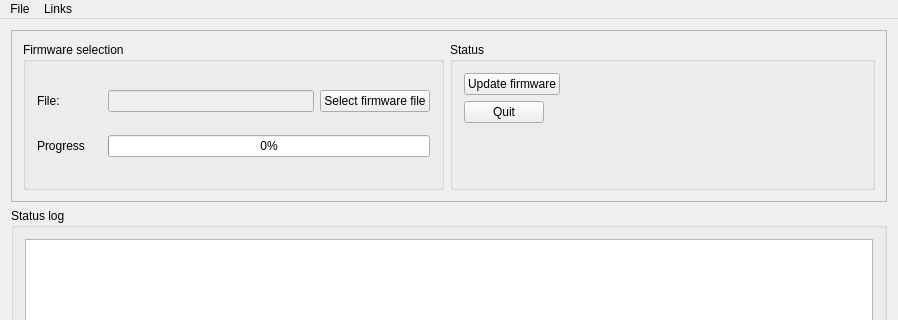
Above: mainwindow.ui from Nitrokey/nitrokey-update-tool before the change; both pictures show x 0 to 898 and y 0 to 320 of the 898 by 478 pixel window. Below: the same form after it.
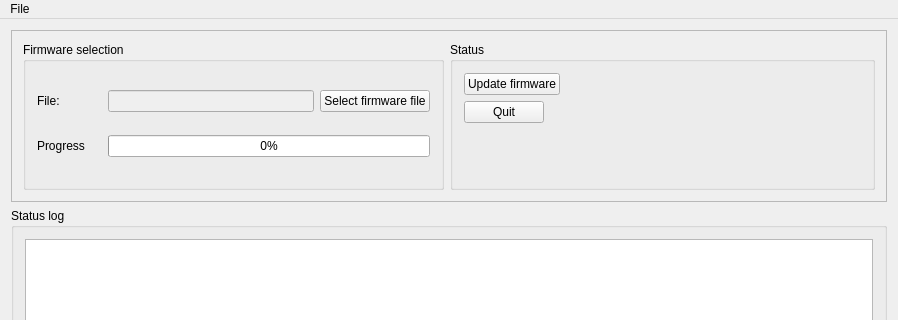
That is the form after the change.

Commit message: Remove 'Links' menu

The edit to the form file:
```diff
--- a/mainwindow.ui
+++ b/mainwindow.ui
@@ -158,18 +158,7 @@
     <addaction name="actionAbout"/>
     <addaction name="actionQuit"/>
    </widget>
-   <widget class="QMenu" name="menuLinks">
-    <property name="title">
-     <string>Links</string>
-    </property>
-    <addaction name="actionNitrokey_App"/>
-    <addaction name="actionNitrokey_Storage_firmware"/>
-    <addaction name="actionNitrokey_Update_Tool"/>
-    <addaction name="actionNitrokey_com"/>
-    <addaction name="actionNitrokey_Support_Forum"/>
-   </widget>
    <addaction name="menuFile"/>
-   <addaction name="menuLinks"/>
   </widget>
   <widget class="QStatusBar" name="statusBar"/>
   <action name="actionQuit">
```
Left out of the diff: 25 changed lines with no effect on the pictures. The commit also changes 2 other files.
